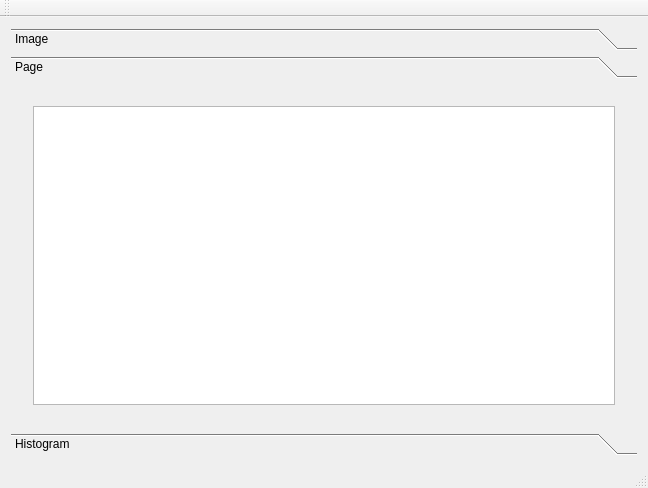
Above: Projeto de teste/mainwindow.ui from hbarbosa02/ImageProcessing before the change. Below: the same form after it.
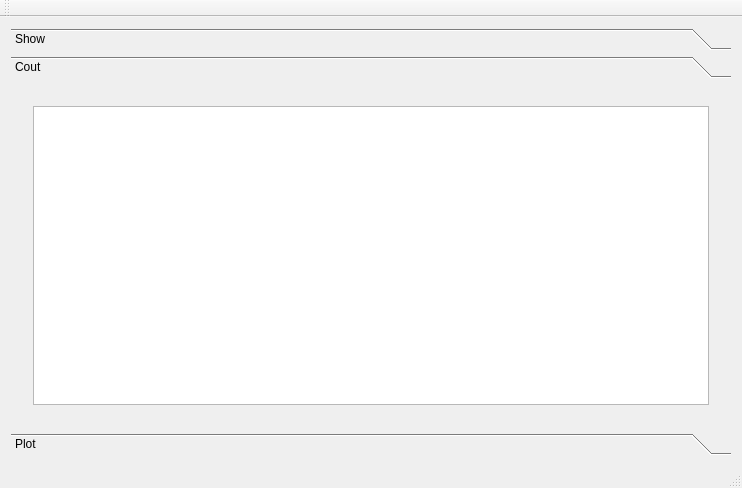
That is the form after the change. The open tabs and pages were chosen to show the change.

Patch:
```diff
--- a/Projeto de teste/mainwindow.ui
+++ b/Projeto de teste/mainwindow.ui
@@ -6,7 +6,7 @@
    <rect>
     <x>0</x>
     <y>0</y>
-    <width>648</width>
+    <width>742</width>
     <height>488</height>
    </rect>
   </property>
@@ -42,7 +42,7 @@
         </rect>
        </property>
        <attribute name="label">
-        <string>Image</string>
+        <string>Show</string>
        </attribute>
        <layout class="QHBoxLayout" name="horizontalLayout">
         <item>
@@ -68,8 +68,16 @@
        </layout>
       </widget>
       <widget class="QWidget" name="page_3">
+       <property name="geometry">
+        <rect>
+         <x>0</x>
+         <y>0</y>
+         <width>724</width>
+         <height>336</height>
+        </rect>
+       </property>
        <attribute name="label">
-        <string>Page</string>
+        <string>Cout</string>
        </attribute>
        <layout class="QGridLayout" name="gridLayout_4">
         <item row="0" column="0">
@@ -102,7 +110,7 @@
         </rect>
        </property>
        <attribute name="label">
-        <string>Histogram</string>
+        <string>Plot</string>
        </attribute>
        <widget class="QWidget" name="bloco2" native="true">
         <property name="geometry">
```
Left out of the diff: 8 changed lines with no effect on the pictures.
